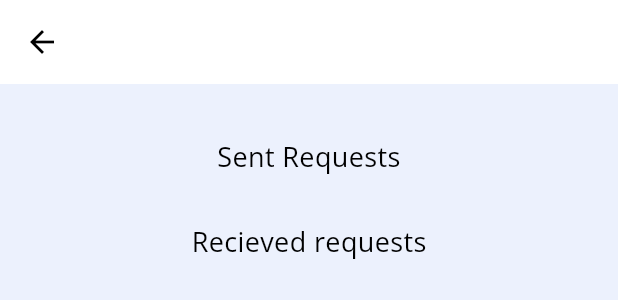
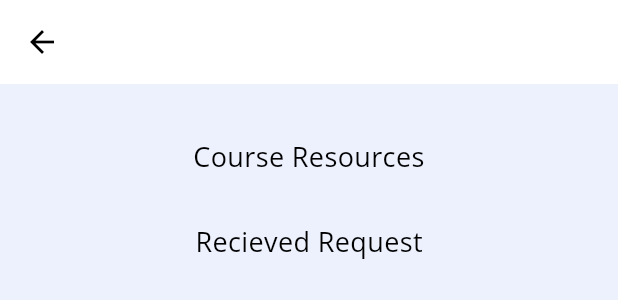
Before and after one commit to mentorme91/mentorme, a Flutter app: the ConnectionsPage widget shown alone on an empty page, opened directly, after a tap on "See connect requests", on a phone screen of 412 x 824 dp. Shown: the top 300 px of the screen. Run offline on Flutter 3.47's test engine with Material 3 defaults, Android fonts, the light colour scheme and no system bars; our stand-ins replace cloud_firestore, expandable_page_view, file_picker, firebase_auth, firebase_core, firebase_storage and 6 more; missing offline and left inert: external_path, flutter_pdfview, flutter_tex, libre_doc_converter, multiselect, time_planner; accounts and stored records are empty; generated files the repository leaves out were written again; network calls fail; project files that could hold a hidden picture were left out.

Commit message:
new changes to all files

```diff
--- a/mentor_me/lib/l10n/app_en.arb
+++ b/mentor_me/lib/l10n/app_en.arb
@@ -37,6 +37,10 @@
   "facultyGuide": "Enter faculty",
   "department": "Department",
   "departmentGuide": "Enter department",
+  "skip": "skip",
+  "post": "post",
+  "content": "Content",
+  "contNote": "Create a Post",
   "status": "Status",
   "year": "Year",
   "yearNote": "Year in school",
@@ -96,6 +100,7 @@
   "language": "Language",
   "modes": "Switch to dark Mode",
   "logOut": "Log Out",
+  "login": "Log In",
   "connections": "Connections",
   "conHint": "Search Connections",
   "matchNot": "Your Matches",
--- a/mentor_me/lib/screens/authentication/intro.dart
+++ b/mentor_me/lib/screens/authentication/intro.dart
@@ -110,10 +110,11 @@ class _OnboardingState extends State<Onboarding> {
               ),
               Container(
                 margin: const EdgeInsets.symmetric(horizontal: 60),
-                child: const Text(
-                  'Enhance Learning and Knowledge Sharing',
+                child: Text(
+                  AppLocalizations.of(context)!.moto,
                   textAlign: TextAlign.center,
-                  style: TextStyle(fontWeight: FontWeight.bold, fontSize: 20),
+                  style: const TextStyle(
+                      fontWeight: FontWeight.bold, fontSize: 20),
                 ),
               ),
               const SizedBox(
@@ -121,10 +122,10 @@ class _OnboardingState extends State<Onboarding> {
               ),
               Container(
                 margin: const EdgeInsets.symmetric(horizontal: 30),
-                child: const Text(
-                  'MentorMe aims at lorem ipsum dolor sit amet consectetur. Diam integer felis etiam neque id viv.',
+                child: Text(
+                  AppLocalizations.of(context)!.description,
                   textAlign: TextAlign.center,
-                  style: TextStyle(
+                  style: const TextStyle(
                     fontSize: 15,
                   ),
                 ),
@@ -141,8 +142,8 @@ class _OnboardingState extends State<Onboarding> {
                 ),
                 onPressed: () => widget.toggleAuth(2),
                 child: Text(
-                  'Create An Account',
-                  style: TextStyle(
+                  AppLocalizations.of(context)!.havingAccount,
+                  style: const TextStyle(
                     fontSize: 17,
                     color: Colors.white,
                   ),
@@ -166,7 +167,7 @@ class _OnboardingState extends State<Onboarding> {
                 ),
                 onPressed: () => widget.toggleAuth(1),
                 child: Text(
-                  'Log In',
+                  "Log in",
                   style: TextStyle(
                     fontSize: 17,
                     color: Color.fromARGB(255, 56, 107, 246),
--- a/mentor_me/lib/screens/authentication/register/extra_info.dart
+++ b/mentor_me/lib/screens/authentication/register/extra_info.dart
@@ -134,7 +134,7 @@ class _ExtraInfoState extends State<ExtraInfo> {
                             AppLocalizations.of(context)!.mentor,
                             AppLocalizations.of(context)!.mentee,
                             AppLocalizations.of(context)!.visitor,
-                            "both"
+                            AppLocalizations.of(context)!.both,
                           ]),
                           onChanged: (val) {
                             setState(() {
@@ -275,8 +275,8 @@ class _ExtraInfoState extends State<ExtraInfo> {
                         ),
                         onPressed: _createAccount,
                         child: Text(
-                          "Create an Account",
-                          style: TextStyle(
+                          AppLocalizations.of(context)!.newAccount,
+                          style: const TextStyle(
                             fontSize: 17,
                             color: Colors.white,
                           ),
--- a/mentor_me/lib/screens/signed_in_screens/connect_screens/connect_request.dart
+++ b/mentor_me/lib/screens/signed_in_screens/connect_screens/connect_request.dart
@@ -54,7 +54,7 @@ class _RequestsPageState extends State<RequestsPage> {
             width: double.infinity,
             padding: EdgeInsets.only(top: 15),
             child: Text(
-              'Sent Requests',
+              AppLocalizations.of(context)!.resNote,
               textAlign: TextAlign.center,
               style: TextStyle(
                 color: Theme.of(context).colorScheme.onPrimary,
@@ -79,7 +79,7 @@ class _RequestsPageState extends State<RequestsPage> {
           Container(
             padding: EdgeInsets.only(top: 15),
             child: Text(
-              'Recieved requests',
+              AppLocalizations.of(context)!.reqNote2,
               style: TextStyle(
                 color: Theme.of(context).colorScheme.onPrimary,
                 fontSize: 18,
--- a/mentor_me/lib/screens/signed_in_screens/connect_screens/connect_tile.dart
+++ b/mentor_me/lib/screens/signed_in_screens/connect_screens/connect_tile.dart
@@ -89,7 +89,7 @@ class _ConnectTileState extends State<ConnectTile> {
             padding: const EdgeInsets.only(left: 5, right: 5),
             alignment: Alignment.center,
             child: Text(
-              '${widget.user.department} Major',
+              '${widget.user.department} ${AppLocalizations.of(context)!.major}',
               textAlign: TextAlign.center,
               style: TextStyle(
                   color: Theme.of(context).primaryColor, fontSize: 10),
@@ -97,13 +97,13 @@ class _ConnectTileState extends State<ConnectTile> {
           ),
           (_getStatus(user ?? MyUser()) == Status.none)
               ? Text(
-                  '${widget.percent}% Match',
+                  '${widget.percent}% ${AppLocalizations.of(context)!.match}',
                   textAlign: TextAlign.center,
                   style: TextStyle(
                       color: Theme.of(context).primaryColor, fontSize: 12),
                 )
               : (_getStatus(user ?? MyUser()) == Status.pending)
-                  ? Text(sender ? '' : 'Reply to request')
+                  ? Text(sender ? '' : AppLocalizations.of(context)!.reply)
                   : Text(''),
         ],
       ),
--- a/mentor_me/lib/screens/signed_in_screens/connect_screens/connections_page.dart
+++ b/mentor_me/lib/screens/signed_in_screens/connect_screens/connections_page.dart
@@ -39,7 +39,7 @@ class _ConnectionsPageState extends State<ConnectionsPage> {
             return Text('Error occured!');
           }
           if (snapshot.connectionState == ConnectionState.waiting) {
-            return Text('Loading...');
+            return Text(AppLocalizations.of(context)!.load);
           }
           return Row(
             children: snapshot.data!.docs
@@ -104,7 +104,7 @@ class _ConnectionsPageState extends State<ConnectionsPage> {
           ),
           Center(
             child: Text(
-              'Connections',
+              AppLocalizations.of(context)!.connections,
               textAlign: TextAlign.center,
               style: TextStyle(
                   color: Theme.of(context).colorScheme.onPrimary,
@@ -153,7 +153,7 @@ class _ConnectionsPageState extends State<ConnectionsPage> {
                       ),
                       keyboardType: TextInputType.text,
                       decoration: InputDecoration(
-                        hintText: 'Search Connections',
+                        hintText: AppLocalizations.of(context)!.conHint,
                         hintStyle: TextStyle(
                           color: Colors.grey,
                           fontSize: 13,
@@ -188,7 +188,7 @@ class _ConnectionsPageState extends State<ConnectionsPage> {
             height: 15,
           ),
           ListTile(
-            title: Text('See connect requests'),
+            title: Text(AppLocalizations.of(context)!.seeConReq),
             trailing: Icon(Icons.arrow_right_alt),
             tileColor: Theme.of(context).colorScheme.surface,
             onTap: () => _loadConnectRequestsPage(user),
@@ -196,7 +196,7 @@ class _ConnectionsPageState extends State<ConnectionsPage> {
           Padding(
             padding: EdgeInsets.only(left: 20, top: 15),
             child: Text(
-              'Your Matches',
+              AppLocalizations.of(context)!.matchNot,
               style: TextStyle(
                 color: Theme.of(context).colorScheme.onPrimary,
                 fontSize: 18,
@@ -213,7 +213,7 @@ class _ConnectionsPageState extends State<ConnectionsPage> {
           Padding(
             padding: EdgeInsets.only(left: 20, top: 20),
             child: Text(
-              'Your Connections',
+              AppLocalizations.of(context)!.conNote,
               style: TextStyle(
                 color: Theme.of(context).colorScheme.onPrimary,
                 fontSize: 18,
@@ -228,7 +228,7 @@ class _ConnectionsPageState extends State<ConnectionsPage> {
                 future: _getConnections(user),
                 builder: (context, snapshot) {
                   if (snapshot.connectionState == ConnectionState.waiting) {
-                    return Text('Loading...');
+                    return Text(AppLocalizations.of(context)!.load);
                   } else if (snapshot.hasError) {
                     return Text('Error: ${snapshot.error}');
                   } else {
--- a/mentor_me/lib/screens/signed_in_screens/home_screens/home_page.dart
+++ b/mentor_me/lib/screens/signed_in_screens/home_screens/home_page.dart
@@ -230,7 +230,7 @@ class _HomePageState extends State<HomePage> {
                   future: DatabaseService(uid: '').allPosts('admin_posts'),
                   builder: (context, snapshot) {
                     if (snapshot.connectionState == ConnectionState.waiting) {
-                      return Text('Loading...');
+                      return Text(AppLocalizations.of(context)!.load);
                     } else if (snapshot.hasError) {
                       return Text('An Error occurred');
                     } else {
```
Also changed, not shown: mentor_me/lib/screens/authentication/register/user_school_info.dart (+31 -30 lines), mentor_me/lib/screens/signed_in_screens/connect_screens/connect_profile.dart (+21 -21 lines).
